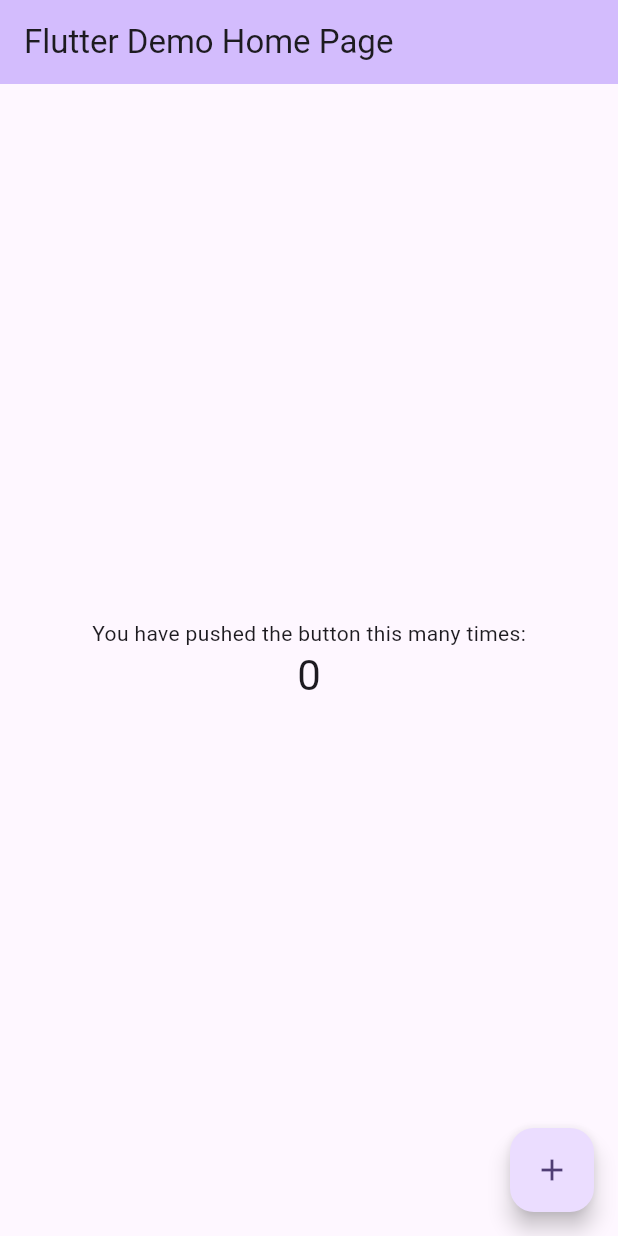
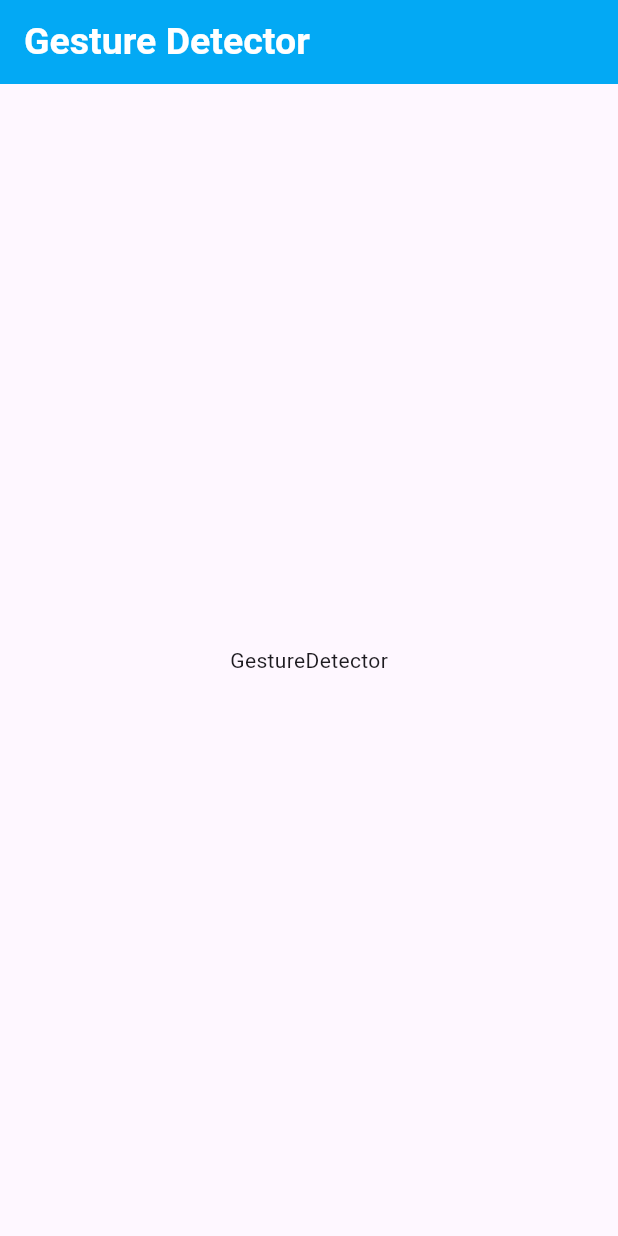
Before and after one commit to alhasann351/gesture_detector, a Flutter app: the screen it shows after launch, on a phone screen of 412 x 824 dp. Run offline on Flutter 3.47's test engine with Material 3 defaults, Android fonts, the phone set to English and light mode, and no system bars.

Commit message:
appbar added

```diff
--- a/lib/main.dart
+++ b/lib/main.dart
@@ -11,115 +11,40 @@ class MyApp extends StatelessWidget {
   @override
   Widget build(BuildContext context) {
     return MaterialApp(
-      title: 'Flutter Demo',
+      debugShowCheckedModeBanner: false,
       theme: ThemeData(
-        // This is the theme of your application.
-        //
-        // TRY THIS: Try running your application with "flutter run". You'll see
-        // the application has a purple toolbar. Then, without quitting the app,
-        // try changing the seedColor in the colorScheme below to Colors.green
-        // and then invoke "hot reload" (save your changes or press the "hot
-        // reload" button in a Flutter-supported IDE, or press "r" if you used
-        // the command line to start the app).
-        //
-        // Notice that the counter didn't reset back to zero; the application
-        // state is not lost during the reload. To reset the state, use hot
-        // restart instead.
-        //
-        // This works for code too, not just values: Most code changes can be
-        // tested with just a hot reload.
-        colorScheme: ColorScheme.fromSeed(seedColor: Colors.deepPurple),
-        useMaterial3: true,
+        primaryColor: Colors.lightBlue,
       ),
-      home: const MyHomePage(title: 'Flutter Demo Home Page'),
+      home: const MyHomePage(),
     );
   }
 }
 
 class MyHomePage extends StatefulWidget {
-  const MyHomePage({super.key, required this.title});
-
-  // This widget is the home page of your application. It is stateful, meaning
-  // that it has a State object (defined below) that contains fields that affect
-  // how it looks.
-
-  // This class is the configuration for the state. It holds the values (in this
-  // case the title) provided by the parent (in this case the App widget) and
-  // used by the build method of the State. Fields in a Widget subclass are
-  // always marked "final".
-
-  final String title;
+  const MyHomePage({super.key});
 
   @override
   State<MyHomePage> createState() => _MyHomePageState();
 }
 
 class _MyHomePageState extends State<MyHomePage> {
-  int _counter = 0;
-
-  void _incrementCounter() {
-    setState(() {
-      // This call to setState tells the Flutter framework that something has
-      // changed in this State, which causes it to rerun the build method below
-      // so that the display can reflect the updated values. If we changed
-      // _counter without calling setState(), then the build method would not be
-      // called again, and so nothing would appear to happen.
-      _counter++;
-    });
-  }
-
   @override
   Widget build(BuildContext context) {
-    // This method is rerun every time setState is called, for instance as done
-    // by the _incrementCounter method above.
-    //
-    // The Flutter framework has been optimized to make rerunning build methods
-    // fast, so that you can just rebuild anything that needs updating rather
-    // than having to individually change instances of widgets.
     return Scaffold(
       appBar: AppBar(
-        // TRY THIS: Try changing the color here to a specific color (to
-        // Colors.amber, perhaps?) and trigger a hot reload to see the AppBar
-        // change color while the other colors stay the same.
-        backgroundColor: Theme.of(context).colorScheme.inversePrimary,
-        // Here we take the value from the MyHomePage object that was created by
-        // the App.build method, and use it to set our appbar title.
-        title: Text(widget.title),
-      ),
-      body: Center(
-        // Center is a layout widget. It takes a single child and positions it
-        // in the middle of the parent.
-        child: Column(
-          // Column is also a layout widget. It takes a list of children and
-          // arranges them vertically. By default, it sizes itself to fit its
-          // children horizontally, and tries to be as tall as its parent.
-          //
-          // Column has various properties to control how it sizes itself and
-          // how it positions its children. Here we use mainAxisAlignment to
-          // center the children vertically; the main axis here is the vertical
-          // axis because Columns are vertical (the cross axis would be
-          // horizontal).
-          //
-          // TRY THIS: Invoke "debug painting" (choose the "Toggle Debug Paint"
-          // action in the IDE, or press "p" in the console), to see the
-          // wireframe for each widget.
-          mainAxisAlignment: MainAxisAlignment.center,
-          children: <Widget>[
-            const Text(
-              'You have pushed the button this many times:',
-            ),
-            Text(
-              '$_counter',
-              style: Theme.of(context).textTheme.headlineMedium,
-            ),
-          ],
+        backgroundColor: Theme.of(context).primaryColor,
+        title: const Text(
+          'Gesture Detector',
+          style: TextStyle(
+            fontSize: 25,
+            fontWeight: FontWeight.bold,
+            color: Colors.white,
+          ),
         ),
       ),
-      floatingActionButton: FloatingActionButton(
-        onPressed: _incrementCounter,
-        tooltip: 'Increment',
-        child: const Icon(Icons.add),
-      ), // This trailing comma makes auto-formatting nicer for build methods.
+      body: const Center(
+        child: Text('GestureDetector'),
+      ),
     );
   }
 }
```
